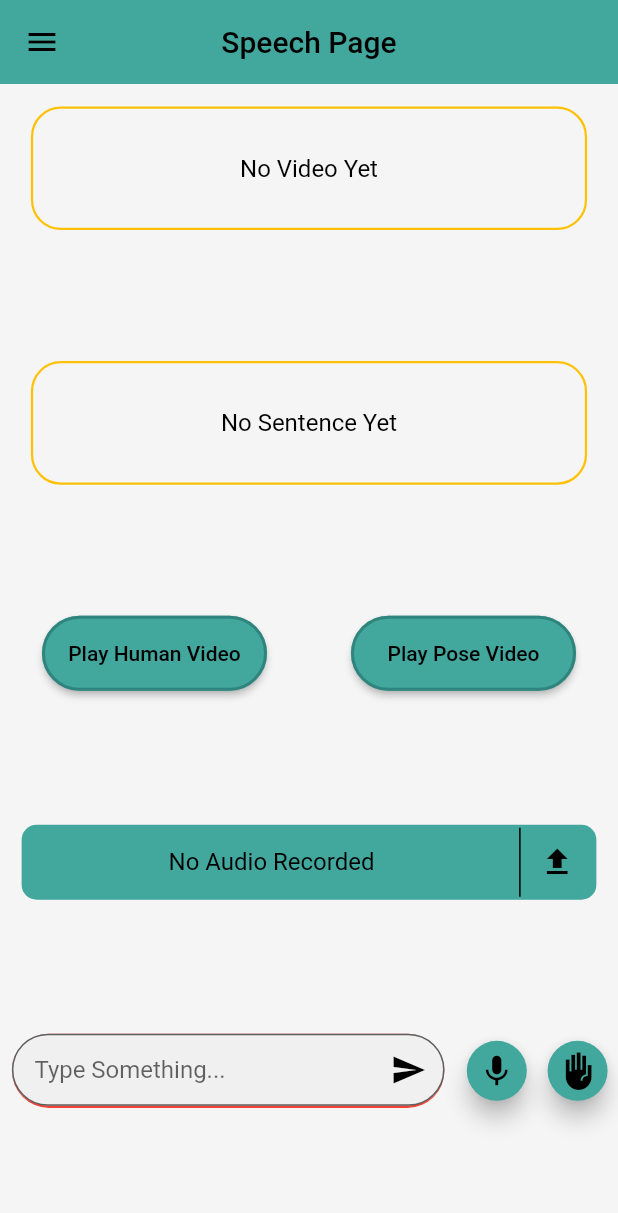
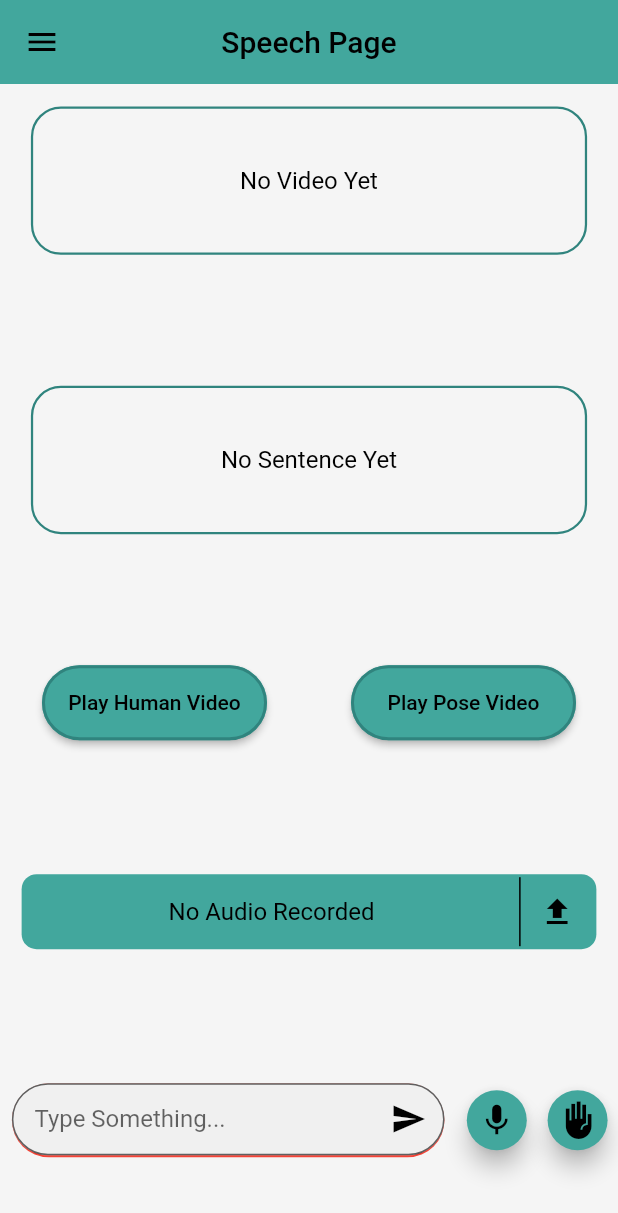
Before and after one commit to AhmedAsim-69/Speech_To_Sign_Language, a Flutter app: the screen it shows after launch, on a phone screen of 412 x 824 dp. Shown: the top 1213 px of the screen. Run offline on Flutter 3.47's test engine with Material 2 defaults, Android fonts, the phone set to English and light mode, and no system bars; drawn by our look-alikes of modal_progress_hud_nsn; our stand-ins replace audioplayers, chewie, google_fonts, permission_handler, shared_preferences, video_player; missing offline and left inert: audio_waveforms, flutter_sound; Roboto replaces fonts that are missing (GoogleSans).

Commit message:
Adapted to Theme

```diff
--- a/lib/widgets/words_container.dart
+++ b/lib/widgets/words_container.dart
@@ -15,11 +15,11 @@
   Widget build(BuildContext context) {
     return Container(
       alignment: Alignment.center,
-      height: MediaQuery.of(context).size.height * 0.1,
+      height: MediaQuery.of(context).size.height * 0.12,
       width: MediaQuery.of(context).size.width * 0.9,
       decoration: BoxDecoration(
         border: Border.all(
-          color: Colors.amber,
+          color: const Color(0xFF30847e),
           width: 1.5,
         ),
         borderRadius: BorderRadius.circular(20),
```
